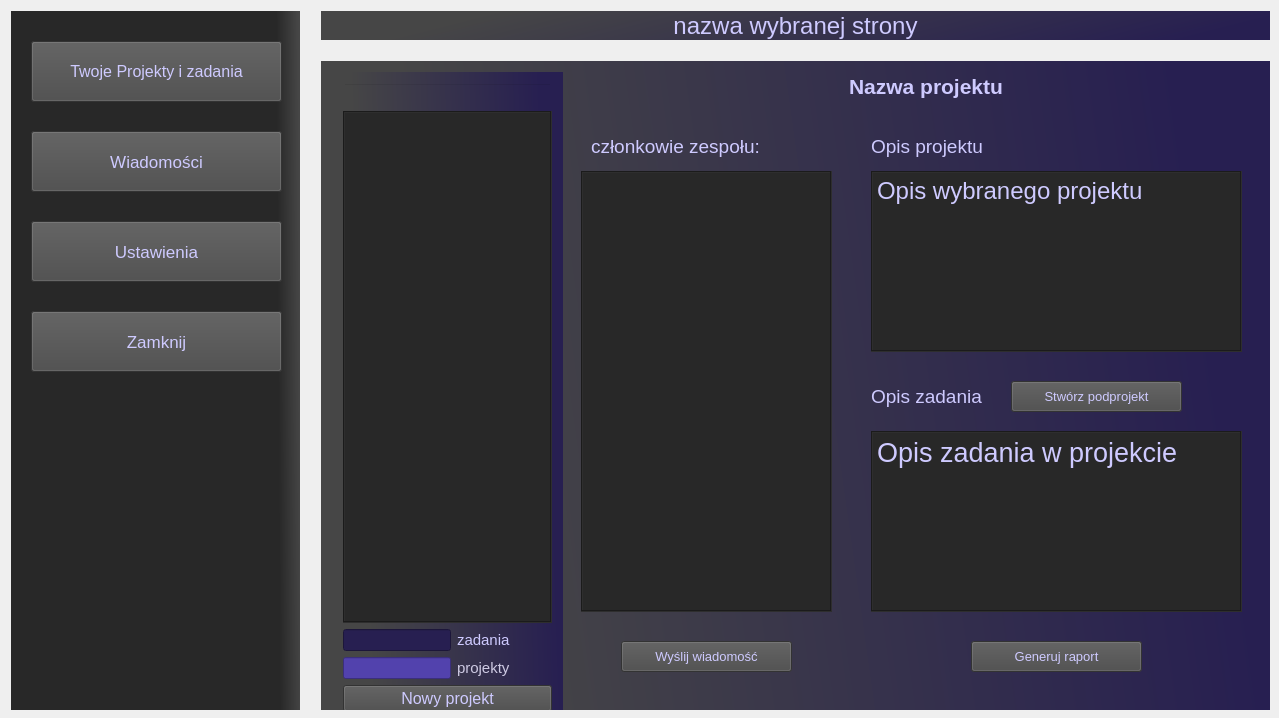
This is project_managment/project_managment/project_managment.ui in Sleyn2/IO_projectmanagement as Qt 5 draws it before an edit. The edited form follows.
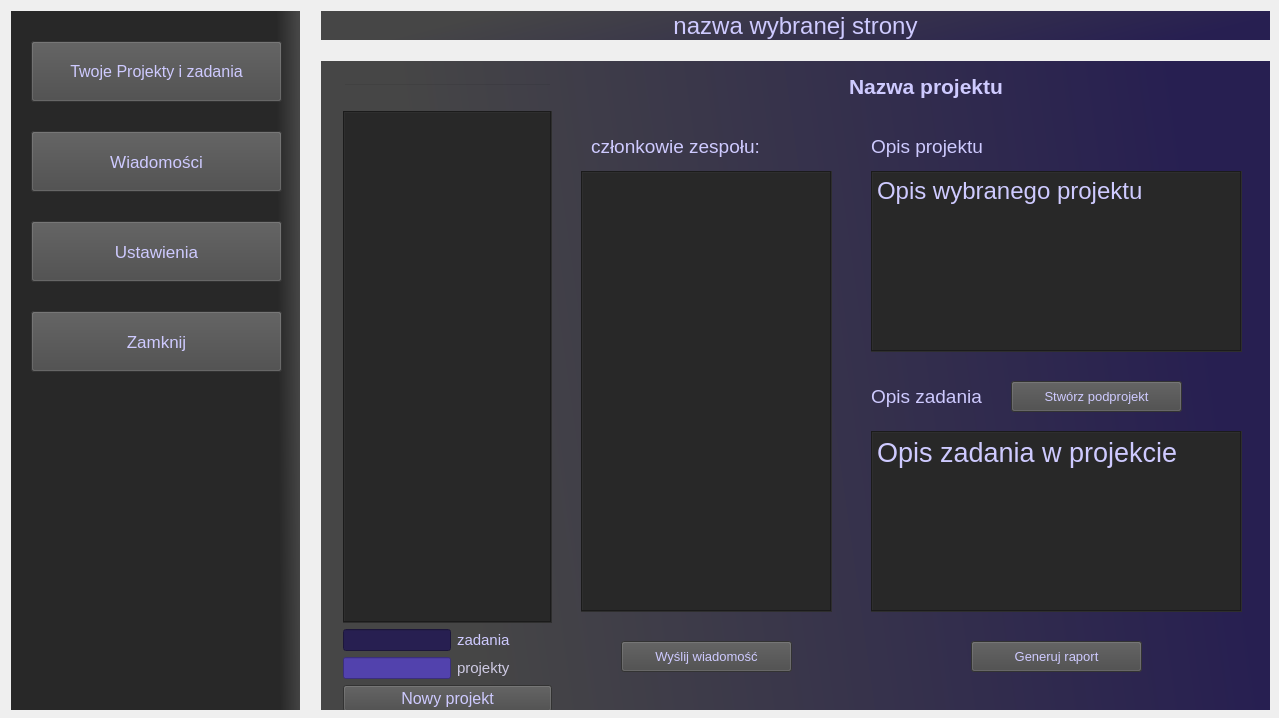
This is the edited form.

```diff
--- a/project_managment/project_managment/project_managment.ui
+++ b/project_managment/project_managment/project_managment.ui
@@ -157,15 +157,9 @@
          </rect>
         </property>
         <property name="styleSheet">
-         <string notr="true">QWidget#widget
-{
-	
-	background-color: rgba(255, 255, 255, 0);
-
-}
-</string>
+         <string notr="true">background-color: rgba(255, 255, 255, 0);</string>
         </property>
-        <widget class="QWidget" name="layoutWidget">
+        <widget class="QWidget" name="widget" native="true">
          <property name="geometry">
           <rect>
            <x>11</x>
```
Left out of the diff: 3 changed lines with no effect on the pictures.
